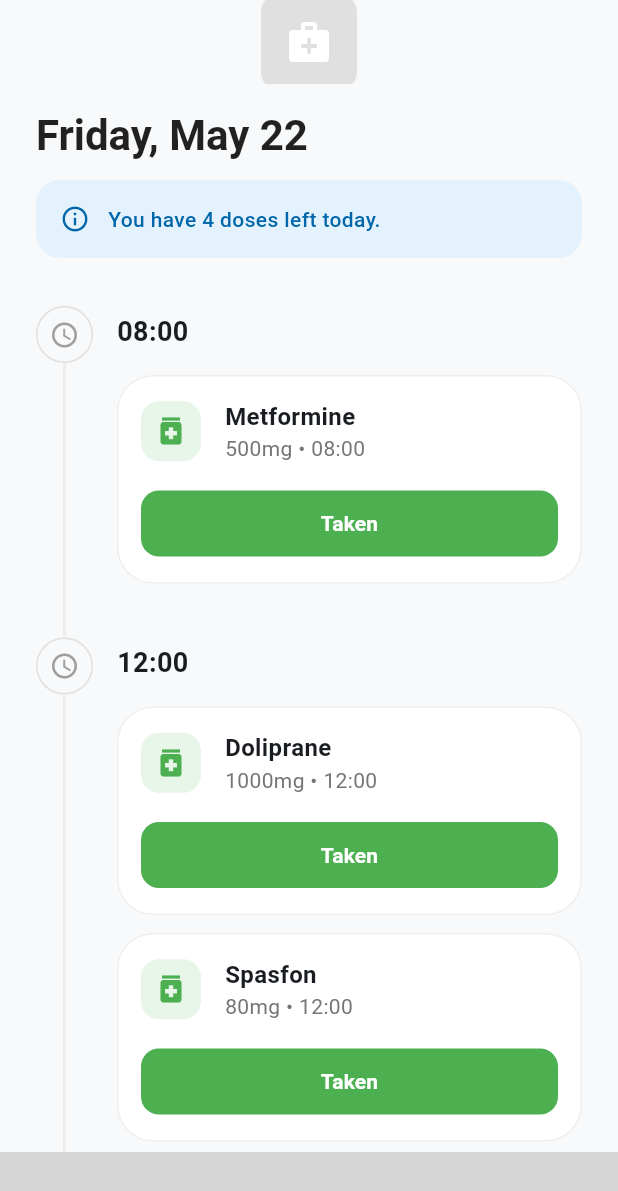
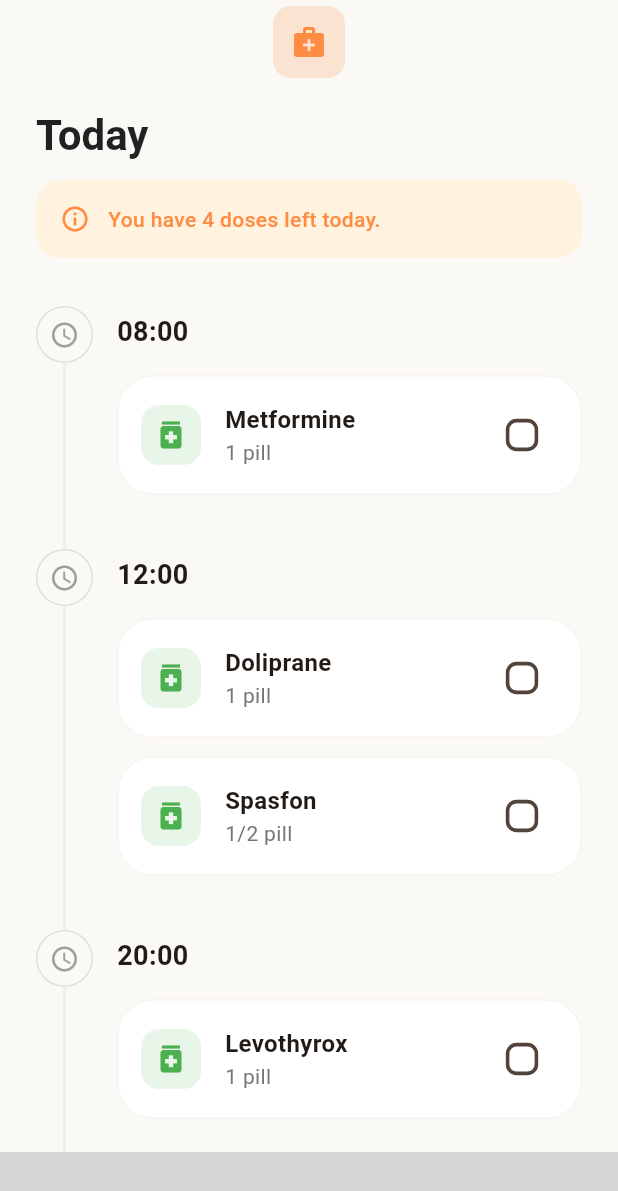
Before and after one commit to Shuvlyy/hec-app, a Flutter app: the screen it shows after launch, on a phone screen of 412 x 824 dp. Shown: the top 1191 px of the screen. Run offline on Flutter 3.47's test engine with Material 3 defaults, Android fonts, the phone set to English and light mode, and no system bars; our stand-ins replace flutter_local_notifications, flutter_riverpod, gap, go_router, native_glass_navbar, timezone; missing offline and left inert: a package; grey boxes are pictures that could not be loaded.

Commit message:
v2-alpha

```diff
--- a/app/lib/providers/prescription_provider.dart
+++ b/app/lib/providers/prescription_provider.dart
@@ -23,7 +23,7 @@
           Medication(
             id: uuid.v4(),
             name: 'Metformine',
-            dosage: '500mg',
+            dosage: '1 pill',
             frequency: Frequency.onceADay,
             time: '08:00',
             instructions: 'Prendre au cours du repas',
@@ -39,7 +39,7 @@
           Medication(
             id: uuid.v4(),
             name: 'Doliprane',
-            dosage: '1000mg',
+            dosage: '1 pill',
             frequency: Frequency.onceADay,
             time: '12:00',
             instructions: 'Prendre avec un verre d\'eau',
@@ -47,7 +47,7 @@
           Medication(
             id: uuid.v4(),
             name: 'Spasfon',
-            dosage: '80mg',
+            dosage: '1/2 pill',
             frequency: Frequency.onceADay,
             time: '12:00',
             instructions: 'En cas de spasmes',
@@ -63,7 +63,7 @@
           Medication(
             id: uuid.v4(),
             name: 'Levothyrox',
-            dosage: '50µg',
+            dosage: '1 pill',
             frequency: Frequency.onceADay,
             time: '20:00',
             instructions: 'À jeun le matin (ou selon prescription)',
--- a/app/lib/theme/app_theme.dart
+++ b/app/lib/theme/app_theme.dart
@@ -1,44 +1,59 @@
 import 'package:flutter/material.dart';
 
 class AppTheme {
-  static const primaryBlue = Color(0xFF0066AA);
-  static const secondaryGreen = Color(0xFF4CAF50);
-  static const accentRed = Color(0xFFF44336);
-  static const backgroundColor = Color(0xFFF8F9FA);
+  // New warmer, orange-y palette
+  static const primaryOrange = Color(0xFFFF8C42); // Vibrant warm orange
+  static const secondaryAmber = Color(0xFFFFB347); // Softer amber/orange
+  static const accentCoral = Color(0xFFFF6B6B); // Warm coral/red for alerts
+  static const backgroundColor = Color(0xFFFAF9F6); // Even warmer white (creamier)
   static const surfaceColor = Colors.white;
+  static const cardBorderColor = Color(0xFFF7F2ED); // Adjusted border for new BG
 
   static ThemeData get light {
     return ThemeData(
       useMaterial3: true,
       colorScheme: ColorScheme.fromSeed(
-        seedColor: primaryBlue,
-        primary: primaryBlue,
-        secondary: secondaryGreen,
-        error: accentRed,
+        seedColor: primaryOrange,
+        primary: primaryOrange,
+        secondary: secondaryAmber,
+        error: accentCoral,
         background: backgroundColor,
         surface: surfaceColor,
+        onPrimary: Colors.white,
       ),
       scaffoldBackgroundColor: backgroundColor,
       appBarTheme: const AppBarTheme(
         backgroundColor: backgroundColor,
         elevation: 0,
         centerTitle: true,
+        iconTheme: IconThemeData(color: primaryOrange),
       ),
       cardTheme: CardThemeData(
         color: surfaceColor,
         elevation: 0,
         shape: RoundedRectangleBorder(
           borderRadius: BorderRadius.circular(24),
-          side: BorderSide(color: Colors.grey.shade200, width: 1),
+          side: const BorderSide(color: cardBorderColor, width: 1),
         ),
       ),
       filledButtonTheme: FilledButtonThemeData(
         style: FilledButton.styleFrom(
-          backgroundColor: primaryBlue,
+          backgroundColor: primaryOrange,
+          foregroundColor: Colors.white,
           shape: RoundedRectangleBorder(
             borderRadius: BorderRadius.circular(16),
           ),
           padding: const EdgeInsets.symmetric(vertical: 16, horizontal: 24),
+        ),
+      ),
+      elevatedButtonTheme: ElevatedButtonThemeData(
+        style: ElevatedButton.styleFrom(
+          backgroundColor: primaryOrange,
+          foregroundColor: Colors.white,
+          elevation: 0,
+          shape: RoundedRectangleBorder(
+            borderRadius: BorderRadius.circular(12),
+          ),
         ),
       ),
       inputDecorationTheme: InputDecorationTheme(
@@ -46,11 +61,15 @@
         fillColor: Colors.white,
         border: OutlineInputBorder(
           borderRadius: BorderRadius.circular(12),
-          borderSide: BorderSide(color: Colors.grey.shade300),
+          borderSide: const BorderSide(color: cardBorderColor),
         ),
         enabledBorder: OutlineInputBorder(
           borderRadius: BorderRadius.circular(12),
-          borderSide: BorderSide(color: Colors.grey.shade200),
+          borderSide: const BorderSide(color: cardBorderColor),
+        ),
+        focusedBorder: OutlineInputBorder(
+          borderRadius: BorderRadius.circular(12),
+          borderSide: const BorderSide(color: primaryOrange, width: 2),
         ),
       ),
     );
--- a/app/lib/ui/edit_prescription_page.dart
+++ b/app/lib/ui/edit_prescription_page.dart
@@ -186,6 +186,8 @@
               icon: const Icon(Icons.add),
               label: const Text("Add another medication"),
               style: OutlinedButton.styleFrom(
+                foregroundColor: const Color(0xFFFF8C42),
+                side: const BorderSide(color: Color(0xFFFF8C42)),
                 padding: const EdgeInsets.symmetric(vertical: 16),
                 shape: RoundedRectangleBorder(borderRadius: BorderRadius.circular(16)),
               ),
@@ -218,7 +220,7 @@
     return Container(
       padding: const EdgeInsets.all(24),
       decoration: BoxDecoration(
-        color: const Color(0xFFE3F2FD),
+        color: const Color(0xFFFFF3E0),
         borderRadius: BorderRadius.circular(24),
       ),
       child: Column(
@@ -232,9 +234,9 @@
                 : const Icon(Icons.qr_code_scanner, size: 28),
               label: Text(_isScanning ? "Scanning..." : l10n.scanMyPrescription, style: const TextStyle(fontSize: 18)),
               style: ElevatedButton.styleFrom(
-                backgroundColor: const Color(0xFF0066AA),
+                backgroundColor: const Color(0xFFFF8C42),
                 foregroundColor: Colors.white,
-                disabledBackgroundColor: const Color(0xFF0066AA).withOpacity(0.6),
+                disabledBackgroundColor: const Color(0xFFFF8C42).withOpacity(0.6),
                 padding: const EdgeInsets.symmetric(vertical: 20),
                 shape: RoundedRectangleBorder(borderRadius: BorderRadius.circular(16)),
               ),
--- a/app/lib/ui/home_page.dart
+++ b/app/lib/ui/home_page.dart
@@ -3,7 +3,6 @@
 import 'package:repill/providers/prescription_provider.dart';
 import 'package:repill/models/medication.dart';
 import 'package:gap/gap.dart';
-import 'package:intl/intl.dart';
 import 'package:repill/l10n/app_localizations.dart';
 import 'package:go_router/go_router.dart';
 
@@ -14,8 +13,8 @@
   Widget build(BuildContext context, WidgetRef ref) {
     final medications = ref.watch(todayMedicationsProvider);
     final l10n = AppLocalizations.of(context)!;
-    final now = DateTime.now();
-    final dateStr = DateFormat('EEEE, MMMM d').format(now);
+    // final now = DateTime.now();
+    // final dateStr = DateFormat('EEEE, MMMM d').format(now);
 
     // Group by time
     final groupedMeds = <String, List<Medication>>{};
@@ -34,7 +33,7 @@
         crossAxisAlignment: CrossAxisAlignment.start,
         children: [
           Text(
-            dateStr,
+            l10n.today,
             style: Theme.of(context).textTheme.headlineMedium?.copyWith(
                   fontWeight: FontWeight.bold,
                   color: Colors.black87,
@@ -44,14 +43,14 @@
           Container(
             padding: const EdgeInsets.all(16),
             decoration: BoxDecoration(
-              color: allTaken ? const Color(0xFFE8F5E9) : const Color(0xFFE3F2FD),
+              color: allTaken ? const Color(0xFFE8F5E9) : const Color(0xFFFFF3E0),
               borderRadius: BorderRadius.circular(16),
             ),
             child: Row(
               children: [
                 Icon(
                   allTaken ? Icons.check_circle_outline : Icons.info_outline,
-                  color: allTaken ? const Color(0xFF4CAF50) : const Color(0xFF0066AA),
+                  color: allTaken ? const Color(0xFF4CAF50) : const Color(0xFFFF8C42),
                   size: 20,
                 ),
                 const Gap(12),
@@ -59,7 +58,7 @@
                   child: Text(
                     allTaken ? l10n.allDosesTaken : l10n.dosesLeft(dosesLeft),
                     style: TextStyle(
-                      color: allTaken ? const Color(0xFF4CAF50) : const Color(0xFF0066AA),
+                      color: allTaken ? const Color(0xFF4CAF50) : const Color(0xFFFF8C42),
                       fontWeight: FontWeight.w500,
                     ),
                   ),
@@ -122,18 +121,15 @@
   }
 
   Widget _buildMedicationCard(BuildContext context, WidgetRef ref, Medication med) {
-    final l10n = AppLocalizations.of(context)!;
-
-    return GestureDetector(
-      onTap: () => context.push('/medication-details/${med.id}'),
-      child: Card(
+    return Card(
       margin: const EdgeInsets.only(bottom: 12),
+      clipBehavior: Clip.antiAlias,
+      child: InkWell(
+        onTap: () => ref.read(prescriptionProvider.notifier).updateMedicationStatus(med.id, !med.isTaken),
+        onLongPress: () => context.push('/medication-details/${med.id}'),
         child: Padding(
           padding: const EdgeInsets.all(16),
-          child: Column(
-            crossAxisAlignment: CrossAxisAlignment.stretch,
-            children: [
-              Row(
+          child: Row(
             children: [
               Container(
                 width: 40,
@@ -154,40 +150,25 @@
                       style: const TextStyle(fontWeight: FontWeight.bold, fontSize: 16),
                     ),
                     Text(
-                          '${med.dosage} • ${med.time}',
+                      med.dosage,
                       style: TextStyle(color: Colors.grey.shade600, fontSize: 14),
                     ),
                   ],
                 ),
               ),
-                  if (med.isTaken)
-                    Container(
-                      padding: const EdgeInsets.symmetric(horizontal: 12, vertical: 6),
-                      decoration: BoxDecoration(
-                        color: const Color(0xFFE8F5E9),
-                        borderRadius: BorderRadius.circular(20),
-                      ),
-                      child: Text(
-                        l10n.taken,
-                        style: const TextStyle(color: Color(0xFF4CAF50), fontSize: 12, fontWeight: FontWeight.bold),
+              Transform.scale(
+                scale: 1.2,
+                child: Checkbox(
+                  value: med.isTaken,
+                  onChanged: (value) {
+                    ref.read(prescriptionProvider.notifier).updateMedicationStatus(med.id, value ?? false);
+                  },
+                  activeColor: const Color(0xFF4CAF50),
+                  shape: RoundedRectangleBorder(
+                    borderRadius: BorderRadius.circular(6),
                   ),
                 ),
-                ],
               ),
-              if (!med.isTaken) ...[
-                const Gap(16),
-                ElevatedButton(
-                  onPressed: () => ref.read(prescriptionProvider.notifier).updateMedicationStatus(med.id, true),
-                  style: ElevatedButton.styleFrom(
-                    backgroundColor: const Color(0xFF4CAF50),
-                    foregroundColor: Colors.white,
-                    elevation: 0,
-                    padding: const EdgeInsets.symmetric(vertical: 12),
-                    shape: RoundedRectangleBorder(borderRadius: BorderRadius.circular(12)),
-                  ),
-                  child: Text(l10n.taken, style: const TextStyle(fontWeight: FontWeight.bold)),
-                ),
-              ],
             ],
           ),
         ),
--- a/app/lib/ui/main_screen.dart
+++ b/app/lib/ui/main_screen.dart
@@ -2,6 +2,7 @@
 import 'package:go_router/go_router.dart';
 import 'package:native_glass_navbar/native_glass_navbar.dart';
 import 'package:repill/l10n/app_localizations.dart';
+import 'package:repill/theme/app_theme.dart';
 
 class MainScreen extends StatefulWidget {
   final Widget child;
@@ -39,13 +40,13 @@
       extendBody: true,
       appBar: AppBar(
         title: Container(
-          width: 64,
-          height: 64,
+          width: 48,
+          height: 48,
           decoration: BoxDecoration(
-            color: Colors.grey.shade300,
+            color: AppTheme.primaryOrange.withOpacity(0.2),
             borderRadius: BorderRadius.circular(12),
           ),
-          child: const Icon(Icons.medical_services, color: Colors.white, size: 32),
+          child: const Icon(Icons.medical_services, color: AppTheme.primaryOrange, size: 24),
         ),
       ),
       body: widget.child,
--- a/app/lib/ui/prescriptions_page.dart
+++ b/app/lib/ui/prescriptions_page.dart
@@ -21,7 +21,7 @@
         title: null, // Title is in the placeholder in MainScreen
         actions: [
           IconButton(
-            icon: const Icon(Icons.add, color: Color(0xFF0066AA), size: 32),
+            icon: const Icon(Icons.add, color: Color(0xFFFF8C42), size: 32),
             onPressed: () => context.push('/prescriptions/add'),
           ),
           const Gap(16),
@@ -118,7 +118,7 @@
                         Icon(
                           _getMedicationIcon(p.category),
                           size: 20,
-                          color: const Color(0xFF0066AA),
+                          color: const Color(0xFFFF8C42),
                         ),
                         const Gap(12),
                         Expanded(
@@ -218,13 +218,13 @@
   Color _getCategoryColor(String category) {
     switch (category) {
       case 'Diabetes':
-        return const Color(0xFF0066AA);
+        return const Color(0xFFFF8C42);
       case 'Pain':
-        return const Color(0xFF4CAF50);
+        return const Color(0xFFFFB347);
       case 'Neurology':
-        return const Color(0xFFF44336);
+        return const Color(0xFFFF6B6B);
       default:
-        return Colors.blue;
+        return const Color(0xFFFF8C42);
     }
   }
 }
--- a/app/pubspec.yaml
+++ b/app/pubspec.yaml
@@ -36,6 +36,3 @@
 flutter:
   generate: true
   uses-material-design: true
-
-  assets:
-    - assets/images/
```
Lines whose indentation alone changed are shown as unchanged.
